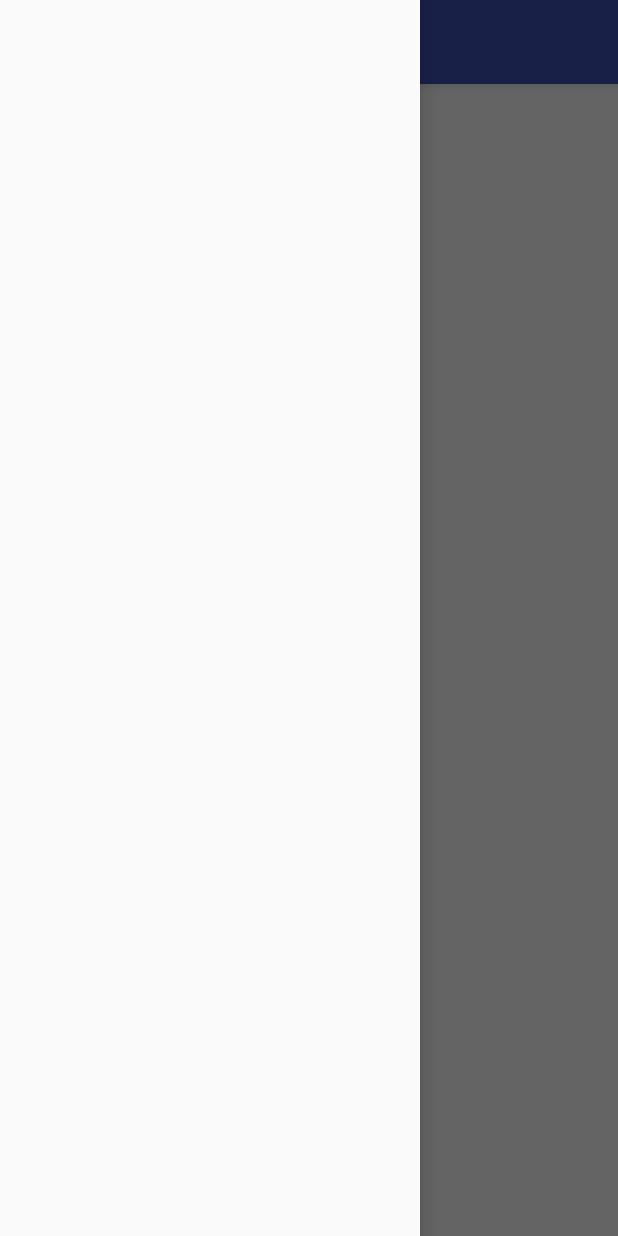
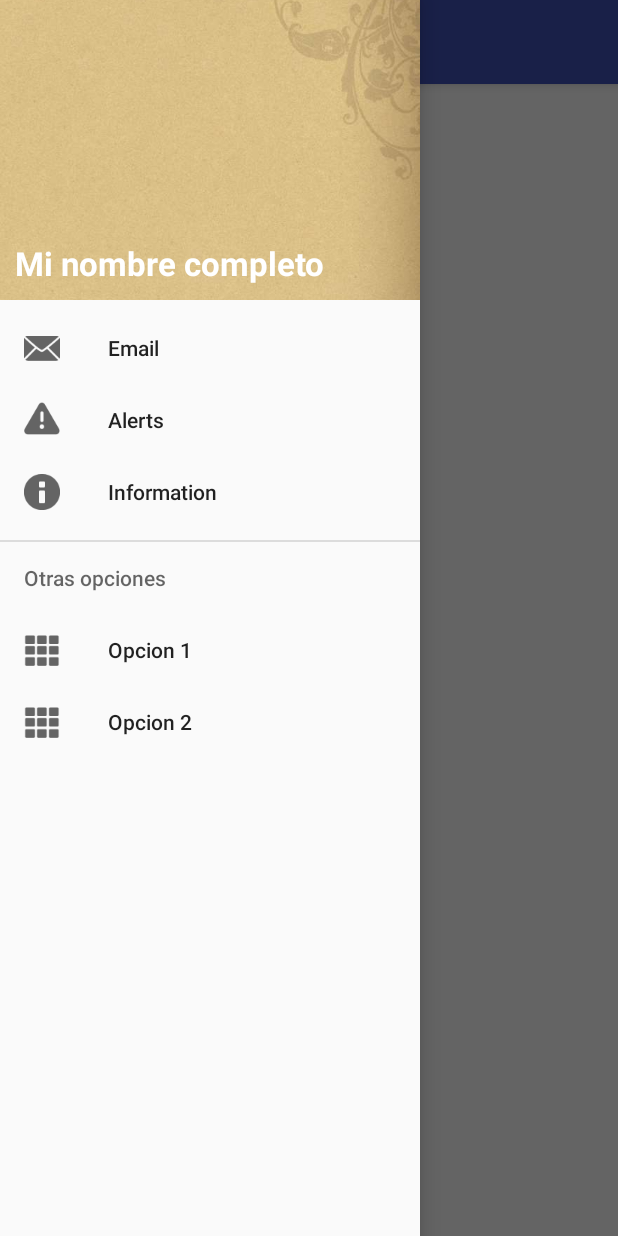
Before and after one commit to quevon24/Android-learning-section_8, an Android app: the screen it shows after launch (MainActivity), with the side drawer open, on a phone screen of 412 x 824 dp. Run offline under Robolectric (Android 15) with nearby library versions, the phone set to English and light mode, and no system bars.

Commit message:
Navigation drawer v1.0

```diff
--- a/app/src/main/AndroidManifest.xml
+++ b/app/src/main/AndroidManifest.xml
@@ -9,7 +9,7 @@
         android:roundIcon="@mipmap/ic_launcher_round"
         android:supportsRtl="true"
         android:theme="@style/AppTheme">
-        <activity android:name=".MainActivity">
+        <activity android:name=".Activities.MainActivity">
             <intent-filter>
                 <action android:name="android.intent.action.MAIN" />
 
--- a/app/src/main/java/com/seccion8/seccion_08/MainActivity.java
+++ /dev/null
@@ -1,45 +0,0 @@
-package com.seccion8.seccion_08;
-
-import android.support.v4.view.GravityCompat;
-import android.support.v4.widget.DrawerLayout;
-import android.support.v7.app.AppCompatActivity;
-import android.os.Bundle;
-import android.support.v7.widget.Toolbar;
-import android.view.Gravity;
-import android.view.MenuItem;
-
-public class MainActivity extends AppCompatActivity {
-
-    private DrawerLayout drawerLayout;
-
-    @Override
-    protected void onCreate(Bundle savedInstanceState) {
-
-        super.onCreate(savedInstanceState);
-        setContentView(R.layout.activity_main);
-        setToolbar();
-
-        drawerLayout = (DrawerLayout) findViewById(R.id.drawer_layout);
-    }
-
-    private void setToolbar() {
-        Toolbar myToolbar = (Toolbar) findViewById(R.id.toolbar);
-        setSupportActionBar(myToolbar);
-        // Habilitar el icono alado de la barra y mostrarlo
-        getSupportActionBar().setHomeAsUpIndicator(R.drawable.ic_home);
-        getSupportActionBar().setDisplayHomeAsUpEnabled(true);
-    }
-
-    @Override
-    public boolean onOptionsItemSelected(MenuItem item) {
-
-        switch (item.getItemId()) {
-            case android.R.id.home:
-                // abrir el menu lateral
-                drawerLayout.openDrawer(GravityCompat.START);
-                return true;
-        }
-
-        return super.onOptionsItemSelected(item);
-    }
-}
--- a/app/src/main/res/layout/activity_main.xml
+++ b/app/src/main/res/layout/activity_main.xml
@@ -24,6 +24,7 @@
         android:layout_width="wrap_content"
         android:layout_height="match_parent"
         android:layout_gravity="start"
-        />
+        app:headerLayout="@layout/header_navigation_drawer"
+        app:menu="@menu/nav_options" />
 
 </android.support.v4.widget.DrawerLayout>
--- /dev/null
+++ b/app/src/main/res/layout/header_navigation_drawer.xml
@@ -0,0 +1,22 @@
+<FrameLayout xmlns:android="http://schemas.android.com/apk/res/android"
+    android:layout_width="match_parent"
+    android:layout_height="match_parent">
+
+    <ImageView
+        android:layout_width="match_parent"
+        android:layout_height="200dp"
+        android:scaleType="centerCrop"
+        android:src="@drawable/bg" />
+
+    <TextView
+        android:layout_width="wrap_content"
+        android:layout_height="wrap_content"
+        android:text="Mi nombre completo"
+        android:textAppearance="@style/TextAppearance.AppCompat.Large"
+        android:textStyle="bold"
+        android:textColor="#FFF"
+        android:layout_gravity="bottom"
+        android:layout_marginBottom="10dp"
+        android:layout_marginLeft="10dp"/>
+
+</FrameLayout>
--- /dev/null
+++ b/app/src/main/res/menu/nav_options.xml
@@ -0,0 +1,35 @@
+<?xml version="1.0" encoding="utf-8"?>
+<menu xmlns:android="http://schemas.android.com/apk/res/android">
+
+    <group android:checkableBehavior="single">
+
+        <item
+            android:id="@+id/menu_mail"
+            android:icon="@android:drawable/ic_dialog_email"
+            android:title="Email" />
+        <item
+            android:id="@+id/menu_alert"
+            android:icon="@android:drawable/ic_dialog_alert"
+            android:title="Alerts" />
+        <item
+            android:id="@+id/menu_info"
+            android:icon="@android:drawable/ic_dialog_info"
+            android:title="Information" />
+
+    </group>
+
+    <item android:title="Otras opciones">
+        <menu>
+            <item
+                android:id="@+id/menu_opcion_1"
+                android:icon="@android:drawable/ic_dialog_dialer"
+                android:title="Opcion 1" />
+            <item
+                android:id="@+id/menu_opcion_2"
+                android:icon="@android:drawable/ic_dialog_dialer"
+                android:title="Opcion 2" />
+        </menu>
+    </item>
+
+
+</menu>
--- a/app/src/main/res/values/strings.xml
+++ b/app/src/main/res/values/strings.xml
@@ -1,3 +1,6 @@
 <resources>
     <string name="app_name">Seccion_08</string>
+
+    <!-- TODO: Remove or change this placeholder text -->
+    <string name="hello_blank_fragment">Hello blank fragment</string>
 </resources>
```
Also changed, not shown: app/src/main/java/com/seccion8/seccion_08/Activities/MainActivity.java (added, +100 -0 lines), app/src/main/java/com/seccion8/seccion_08/Fragments/AlertsFragment.java (added, +30 -0 lines), app/src/main/java/com/seccion8/seccion_08/Fragments/EmailFragment.java (added, +30 -0 lines), app/src/main/java/com/seccion8/seccion_08/Fragments/InfoFragment.java (added, +30 -0 lines), app/src/main/res/layout/fragment_alerts.xml (added, +15 -0 lines), app/src/main/res/layout/fragment_email.xml (added, +15 -0 lines), app/src/main/res/layout/fragment_info.xml (added, +15 -0 lines), app/src/main/res/drawable/bg.jpeg (added).
